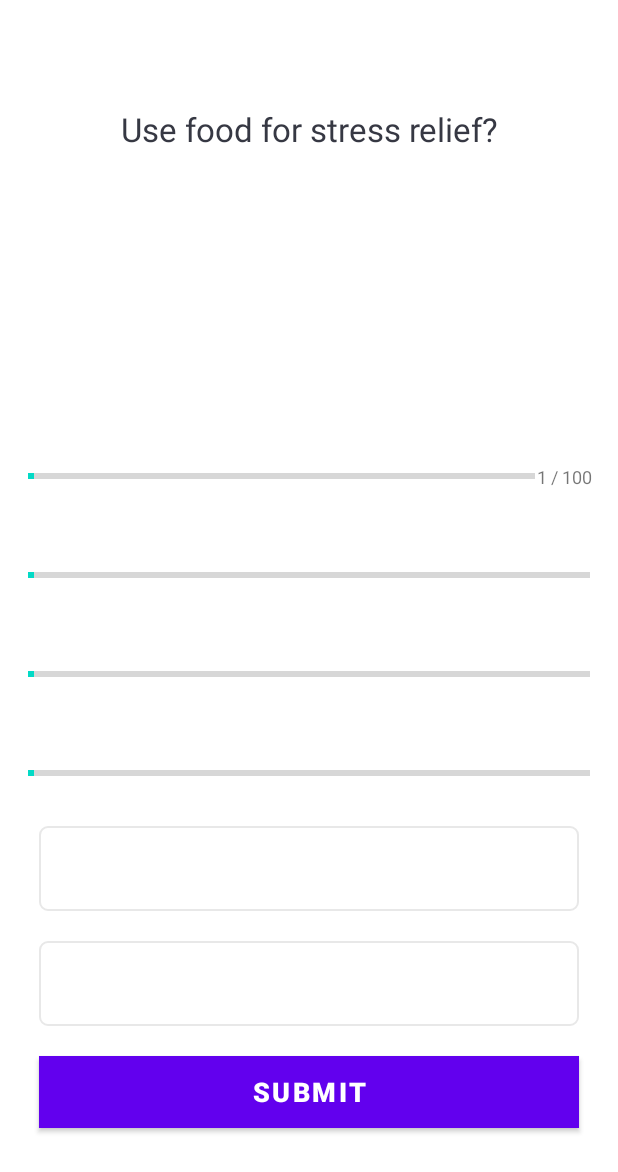
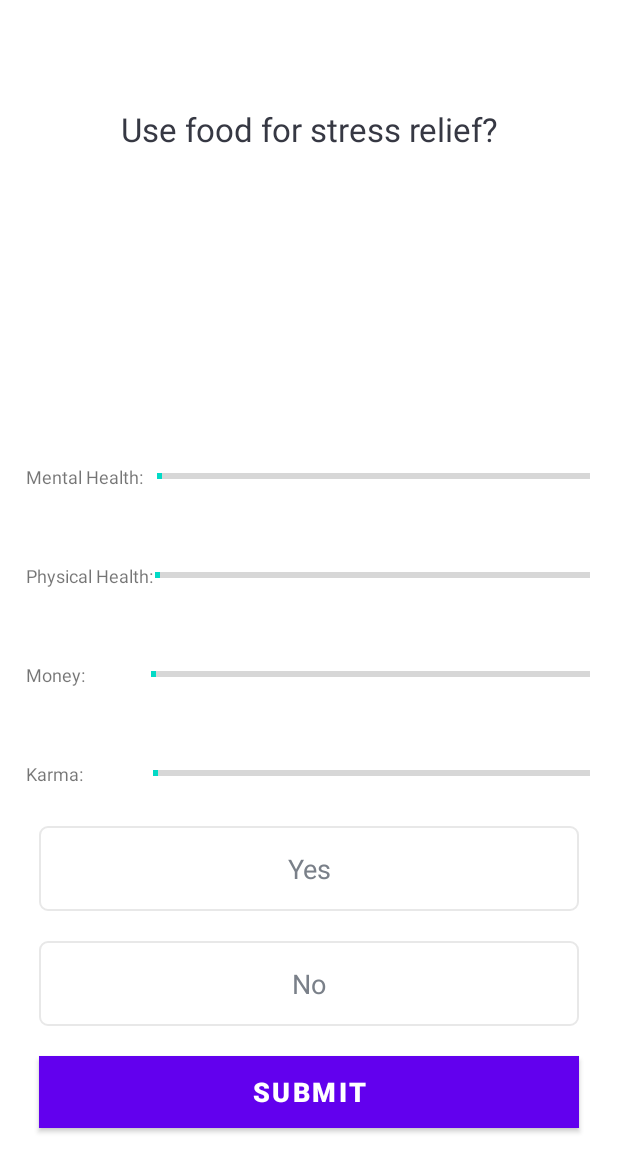
Before and after one commit to Zeadrasil/UMADBro, an Android app: the QuestionsActivity screen opened directly, with no data from a screen before it, on a phone screen of 412 x 824 dp. Shown: the top 1172 px of the screen. Run offline under Robolectric (Android 15) with nearby library versions, the phone set to English and light mode, and no system bars; 8 statements that could not run were skipped.

Commit message:
got the character class to read over from the welcome form correctly, as well as made it populate the relevant text views and progress bars

```diff
--- a/FlagQuiz/app/src/main/java/com/example/flagquiz/MainActivity.kt
+++ b/FlagQuiz/app/src/main/java/com/example/flagquiz/MainActivity.kt
@@ -14,6 +14,7 @@
 
         val startBtn: Button = findViewById(R.id.startBtn)
         val nameET: EditText = findViewById(R.id.nameET)
+        var playerCharacter = PlayerCharacter()
 
         startBtn.setOnClickListener{
             if (nameET.text.isEmpty())
@@ -23,13 +24,12 @@
                 val intent: Intent = Intent(this, QuestionsActivity::class.java)
                 //send data via the intent
                 intent.putExtra(Constants.USERNAME, nameET.text.toString())
+                intent.putExtra("Player", playerCharacter)
                 //switch to the new activity
                 startActivity(intent)
                 //end current activity
                 finish()
             }
         }
-
-
     }
 }
--- a/FlagQuiz/app/src/main/java/com/example/flagquiz/QuestionsActivity.kt
+++ b/FlagQuiz/app/src/main/java/com/example/flagquiz/QuestionsActivity.kt
@@ -23,15 +23,23 @@
 
     private var questionTV: TextView? = null
     private var flagTV: ImageView? = null
-    private var progressPB: ProgressBar? = null
-    private var progressTV: TextView? = null
-    private var optionOneTV: TextView? = null
-    private var optionTwoTV: TextView? = null
-    private var optionThreeTV: TextView? = null
-    private var optionFourTV: TextView? = null
+    private var mentalPB: ProgressBar? = null
+    private var mentalTV: TextView? = null
+    private var physPB: ProgressBar? = null
+    private var physTV: TextView? = null
+    private var moneyPB: ProgressBar? = null
+    private var moneyTV: TextView? = null
+    private var karmaPB: ProgressBar? = null
+    private var karmaTV: TextView? = null
+
+
+    private var yesTV: TextView? = null
+    private var noTV: TextView? = null
+    //private var optionThreeTV: TextView? = null
+    //private var optionFourTV: TextView? = null
     private var submitBtn: Button? = null
 
-    var playerCharacter = PlayerCharacter()
+    var playerCharacter: PlayerCharacter? = null
 
 
     override fun onCreate(savedInstanceState: Bundle?) {
@@ -39,23 +47,30 @@
         setContentView(R.layout.activity_questions)
 
         username = intent.getStringExtra(Constants.USERNAME)
+        playerCharacter = intent.getSerializableExtra("Player") as? PlayerCharacter
 
         //bind controls to the created variables
         questionTV = findViewById(R.id.questionTV)
         flagTV = findViewById(R.id.flagIV)
-        progressPB = findViewById(R.id.mentalHealthPB)
-        progressTV = findViewById(R.id.mentalHealthTV)
-        optionOneTV = findViewById(R.id.optionOneTV)
-        optionTwoTV = findViewById(R.id.optionTwoTV)
+        mentalPB = findViewById(R.id.mentalHealthPB)
+        mentalTV = findViewById(R.id.mentalHealthTV)
+        physPB = findViewById(R.id.physicalHealthPB)
+        physTV = findViewById(R.id.physicalHealthTV)
+        moneyPB = findViewById(R.id.moneyPB)
+        moneyTV = findViewById(R.id.moneyTV)
+        karmaPB = findViewById(R.id.karmaPB)
+        karmaTV = findViewById(R.id.karmaTV)
+        yesTV = findViewById(R.id.optionOneTV)
+        noTV = findViewById(R.id.optionTwoTV)
         //optionThreeTV = findViewById(R.id.optionThreeTV)
         //optionFourTV = findViewById(R.id.optionFourTV)
         submitBtn = findViewById(R.id.submitBtn)
 
         //add click listeners
-        optionOneTV?.setOnClickListener(this)
-        optionTwoTV?.setOnClickListener(this)
-        optionThreeTV?.setOnClickListener(this)
-        optionFourTV?.setOnClickListener(this)
+        yesTV?.setOnClickListener(this)
+        noTV?.setOnClickListener(this)
+        //optionThreeTV?.setOnClickListener(this)
+        //optionFourTV?.setOnClickListener(this)
         submitBtn?.setOnClickListener(this)
 
         questionsList = Constants.getQuestions()
@@ -71,8 +86,14 @@
         //set up question
         questionTV?.text = question.question
         //flagTV?.setImageResource(question.image)
-        progressPB?.progress = currentPosition
-        progressTV?.text = "$currentPosition / ${progressPB?.max}"
+        mentalPB?.progress = playerCharacter!!.getMentalHealth()
+        mentalTV?.text = "${playerCharacter!!.getMentalHealth()} / ${mentalPB?.max}"
+        physPB?.progress = playerCharacter!!.getPhysicalHealth()
+        physTV?.text = "${playerCharacter!!.getPhysicalHealth()} / ${physPB?.max}"
+        moneyPB?.progress = playerCharacter!!.getMoney()
+        moneyTV?.text = "${playerCharacter!!.getMoney()} / ${moneyPB?.max}"
+        karmaPB?.progress = playerCharacter!!.getKarma()
+        karmaTV?.text = "${playerCharacter!!.getKarma()} / ${karmaPB?.max}"
 
         //set up the answers
         //optionOneTV?.text = question.optionOne
@@ -87,10 +108,10 @@
         submitBtn?.text = "SUBMIT"
 
         val options = ArrayList<TextView>()
-        optionOneTV?.let {options.add(0, it)}
-        optionTwoTV?.let {options.add(1, it)}
-        optionThreeTV?.let {options.add(2, it)}
-        optionFourTV?.let {options.add(3, it)}
+        yesTV?.let {options.add(0, it)}
+        noTV?.let {options.add(1, it)}
+        //optionThreeTV?.let {options.add(2, it)}
+        //optionFourTV?.let {options.add(3, it)}
 
         for (option in options){
             option.setTextColor(Color.parseColor("#7A8089"))
@@ -110,11 +131,11 @@
     override fun onClick(view: View?) {
         when (view?.id) {
             R.id.optionOneTV ->
-                optionOneTV?.let {
+                yesTV?.let {
                     selectedOptionView(it, 1)
                 }
             R.id.optionTwoTV ->
-                optionTwoTV?.let {
+                noTV?.let {
                     selectedOptionView(it, 2)
                 }
             //R.id.optionThreeTV ->
@@ -169,10 +190,10 @@
 
     private fun answerView(answer: Int, drawableView: Int) {
         when (answer) {
-            1 -> optionOneTV?.background = ContextCompat.getDrawable(this, drawableView)
-            2 -> optionTwoTV?.background = ContextCompat.getDrawable(this, drawableView)
-            3 -> optionThreeTV?.background = ContextCompat.getDrawable(this, drawableView)
-            4 -> optionFourTV?.background = ContextCompat.getDrawable(this, drawableView)
+            1 -> yesTV?.background = ContextCompat.getDrawable(this, drawableView)
+            2 -> noTV?.background = ContextCompat.getDrawable(this, drawableView)
+            //3 -> optionThreeTV?.background = ContextCompat.getDrawable(this, drawableView)
+            //4 -> optionFourTV?.background = ContextCompat.getDrawable(this, drawableView)
         }
     }
 }
--- a/FlagQuiz/app/src/main/res/layout/activity_questions.xml
+++ b/FlagQuiz/app/src/main/res/layout/activity_questions.xml
@@ -45,9 +45,8 @@
                 android:layout_height="wrap_content"
                 android:layout_gravity="center"
                 android:padding="1dp"
-                android:textSize="12sp"
-                tools:text="Mental Health:   "
-                />
+                android:text="Mental Health:   "
+                android:textSize="12sp" />
 
             <ProgressBar
                 android:id="@+id/mentalHealthPB"
@@ -83,9 +82,8 @@
                 android:layout_height="wrap_content"
                 android:layout_gravity="center"
                 android:padding="1dp"
-                android:textSize="12sp"
-                tools:text="Physical Health:"
-                />
+                android:text="Physical Health:"
+                android:textSize="12sp" />
 
             <ProgressBar
                 android:id="@+id/physicalHealthPB"
@@ -121,9 +119,8 @@
                 android:layout_height="wrap_content"
                 android:layout_gravity="center"
                 android:padding="1dp"
-                android:textSize="12sp"
-                tools:text="Money:                "
-                />
+                android:text="Money:                "
+                android:textSize="12sp" />
 
             <ProgressBar
                 android:id="@+id/moneyPB"
@@ -159,9 +156,8 @@
                 android:layout_height="wrap_content"
                 android:layout_gravity="center"
                 android:padding="1dp"
-                android:textSize="12sp"
-                tools:text="Karma:                 "
-                />
+                android:text="Karma:                 "
+                android:textSize="12sp" />
 
             <ProgressBar
                 android:id="@+id/karmaPB"
@@ -191,11 +187,11 @@
             android:layout_gravity="center"
             android:layout_margin="10dp"
             android:background="@drawable/default_option_border_bg"
+            android:gravity="center"
             android:padding="16dp"
+            android:text="Yes"
             android:textColor="@color/light_grey"
-            android:textSize="18sp"
-            tools:text="Yes"
-            android:gravity="center"/>
+            android:textSize="18sp" />
 
         <TextView
             android:id="@+id/optionTwoTV"
@@ -204,11 +200,11 @@
             android:layout_gravity="center"
             android:layout_margin="10dp"
             android:background="@drawable/default_option_border_bg"
+            android:gravity="center"
             android:padding="16dp"
+            android:text="No"
             android:textColor="@color/light_grey"
-            android:textSize="18sp"
-            tools:text="No"
-            android:gravity="center"/>
+            android:textSize="18sp" />
 
         <Button
             android:id="@+id/submitBtn"
```
Also changed, not shown: FlagQuiz/app/src/main/java/com/example/flagquiz/PlayerCharacter.kt (+7 -5 lines).
